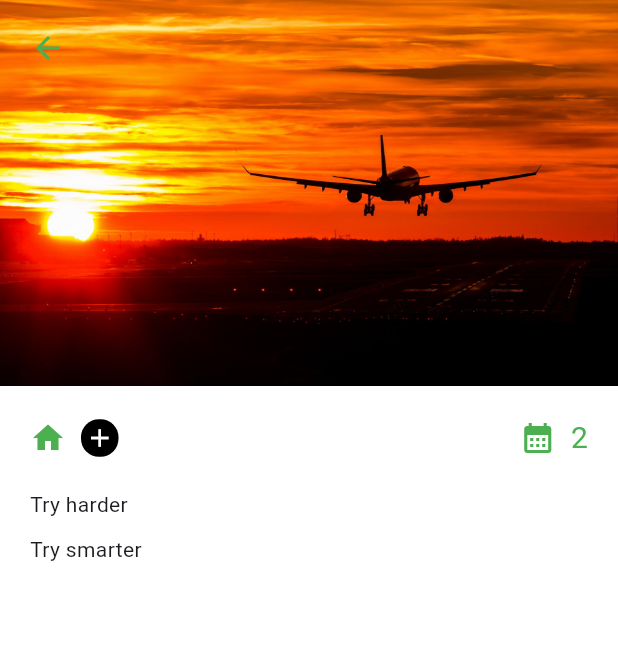
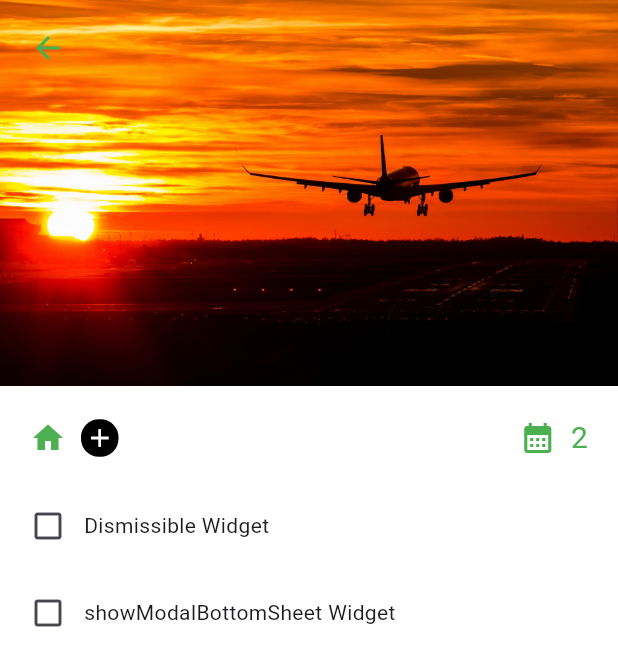
Before and after one commit to abir739/Flutter_Widgets, a Flutter app: the screen it shows after launch, on a phone screen of 412 x 824 dp. Shown: the top 666 px of the screen. Run offline on Flutter 3.47's test engine with Material 3 defaults, Android fonts, the light colour scheme and no system bars; our stand-ins replace get.

Commit message:
show modal bottom sheet

```diff
--- a/flutter_modal_bottom_sheet/lib/screens/data_controller.dart
+++ b/flutter_modal_bottom_sheet/lib/screens/data_controller.dart
@@ -8,8 +8,8 @@ class TaskController extends GetxController {
     super.onInit();
     //Initialise the data
     myTask.addAll([
-      {"task_name": "Try harder"},
-      {"task_name": "Try smarter"},
+      {"task_name": "Dismissible Widget"},
+      {"task_name": "showModalBottomSheet Widget"},
     ]);
   }
 
--- a/flutter_modal_bottom_sheet/lib/screens/tasks_screen.dart
+++ b/flutter_modal_bottom_sheet/lib/screens/tasks_screen.dart
@@ -109,7 +109,9 @@ class _MyTasksState extends State<MyTasks> {
                     background: leftDeleteIcon,
                     secondaryBackground: rightEditIcon,
                     onDismissed: (DismissDirection direction) {
+                      if (kDebugMode) {
                         print("after dismiss");
+                      }
                     },
                     confirmDismiss: (DismissDirection direction) async {
                       if (direction == DismissDirection.endToStart) {
@@ -118,28 +120,31 @@ class _MyTasksState extends State<MyTasks> {
                           barrierColor: Colors.transparent,
                           context: context,
                           builder: (_) {
-                            return Container(
-                              height: 250,
+                            return Padding(
+                              padding: const EdgeInsets.all(12),
+                              child: Container(
+                                height: 220,
+                                width: double.maxFinite,
                                 decoration: BoxDecoration(
-                                color: const Color(0xFF2e3253).withOpacity(0.4),
-                                borderRadius: const BorderRadius.only(
-                                  topRight: Radius.circular(20),
-                                  topLeft: Radius.circular(20),
-                                ),
+                                  color: Colors.blueGrey[300],
+                                  borderRadius: BorderRadius.circular(20),
                                 ),
                                 child: Padding(
-                                padding:
-                                    const EdgeInsets.only(left: 20, right: 20),
+                                  padding: const EdgeInsets.all(20),
                                   child: Column(
                                     mainAxisAlignment: MainAxisAlignment.center,
                                     children: [
                                       ElevatedButton(
                                           onPressed: () {},
                                           child: const Text('View')),
+                                      const SizedBox(
+                                        height: 20,
+                                      ),
                                       ElevatedButton(
                                           onPressed: () {},
                                           child: const Text('Edit')),
                                     ],
+                                  ),
                                 ),
                               ),
                             );
@@ -156,9 +161,18 @@ class _MyTasksState extends State<MyTasks> {
                     },
                     key: ObjectKey(index),
                     child: Container(
-                      margin: const EdgeInsets.only(
-                          left: 20, right: 20, bottom: 10),
-                      child: Text(controller.myTask[index]["task_name"]!),
+                      margin:
+                          const EdgeInsets.only(left: 8, right: 20, bottom: 10),
+                      child: Row(
+                        children: [
+                          IconButton(
+                              onPressed: () {},
+                              icon: const Icon(Icons.check_box_outline_blank)),
+                          Expanded(
+                              child:
+                                  Text(controller.myTask[index]["task_name"]!)),
+                        ],
+                      ),
                     ),
                   );
                 },
```
Lines whose indentation alone changed are shown as unchanged.
